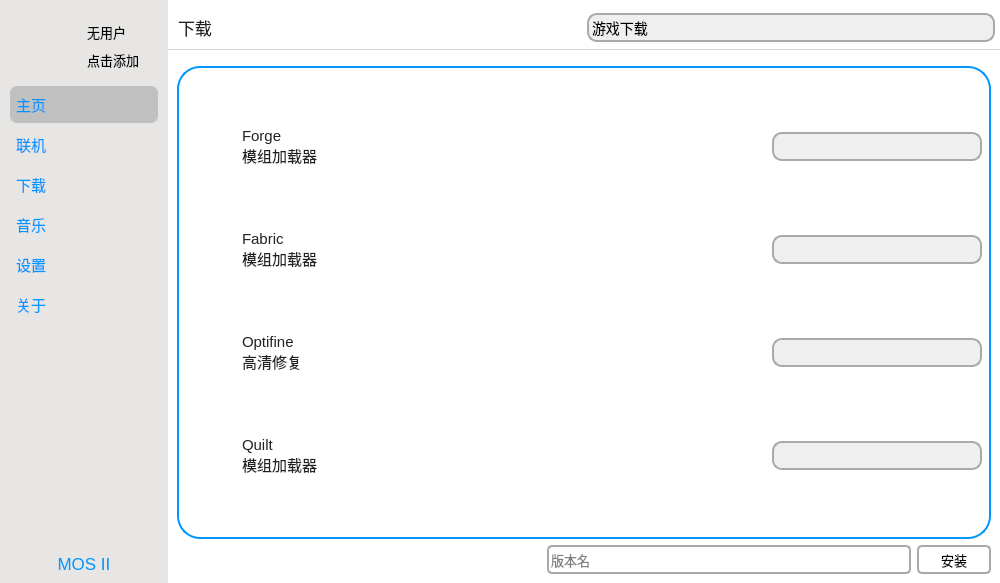
Qt form UI/UI/MOS_UI.ui (David-xian66/Minecraft-Optimal-Starter_2) before a commit.
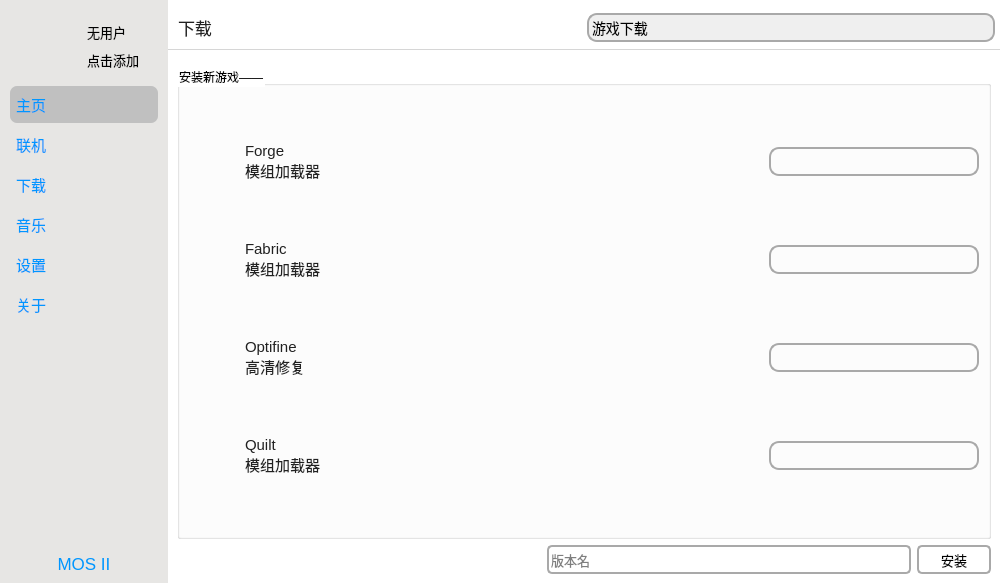
The same form after that commit. The open tabs and pages were chosen to show the change. Icons and pictures are not drawn.

Commit message: 完善+改bug+正在写游戏下载

Patch:
```diff
--- a/UI/UI/MOS_UI.ui
+++ b/UI/UI/MOS_UI.ui
@@ -2449,7 +2449,7 @@
                     <x>0</x>
                     <y>0</y>
                     <width>808</width>
-                    <height>414</height>
+                    <height>380</height>
                    </rect>
                   </property>
                   <attribute name="label">
@@ -2473,8 +2473,8 @@
                    <rect>
                     <x>0</x>
                     <y>0</y>
-                    <width>100</width>
-                    <height>57</height>
+                    <width>808</width>
+                    <height>380</height>
                    </rect>
                   </property>
                   <attribute name="label">
@@ -2493,6 +2493,23 @@
                    </item>
                   </layout>
                  </widget>
+                 <widget class="QWidget" name="page_27">
+                  <attribute name="label">
+                   <string>远古版</string>
+                  </attribute>
+                  <layout class="QHBoxLayout" name="horizontalLayout_5">
+                   <item>
+                    <widget class="QListWidget" name="listWidget_9">
+                     <property name="iconSize">
+                      <size>
+                       <width>45</width>
+                       <height>45</height>
+                      </size>
+                     </property>
+                    </widget>
+                   </item>
+                  </layout>
+                 </widget>
                 </widget>
                </item>
               </layout>
@@ -2506,79 +2523,86 @@
 #pushButton_2{height:25px;border-radius: 5px;width:70px;border:2px solid rgb(169, 169, 169);}</string>
            </property>
            <layout class="QGridLayout" name="gridLayout_26">
+            <item row="1" column="2">
+             <widget class="QPushButton" name="pushButton_2">
+              <property name="styleSheet">
+               <string notr="true">font-size: 13px;</string>
+              </property>
+              <property name="text">
+               <string>安装</string>
+              </property>
+             </widget>
+            </item>
+            <item row="1" column="0">
+             <spacer name="horizontalSpacer_16">
+              <property name="orientation">
+               <enum>Qt::Horizontal</enum>
+              </property>
+              <property name="sizeHint" stdset="0">
+               <size>
+                <width>40</width>
+                <height>20</height>
+               </size>
+              </property>
+             </spacer>
+            </item>
+            <item row="1" column="1">
+             <widget class="QLineEdit" name="lineEdit">
+              <property name="styleSheet">
+               <string notr="true">font-size: 13px;</string>
+              </property>
+              <property name="inputMask">
+               <string/>
+              </property>
+              <property name="text">
+               <string/>
+              </property>
+              <property name="alignment">
+               <set>Qt::AlignLeading|Qt::AlignLeft|Qt::AlignVCenter</set>
+              </property>
+              <property name="placeholderText">
+               <string>版本名</string>
+              </property>
+             </widget>
+            </item>
             <item row="0" column="0" colspan="3">
-             <widget class="QWidget" name="widget_2" native="true">
+             <widget class="QGroupBox" name="groupBox_2">
+              <property name="title">
+               <string>安装新游戏——</string>
+              </property>
+              <layout class="QGridLayout" name="gridLayout_13">
+               <item row="0" column="0">
+                <widget class="QPushButton" name="pushButton_5">
               <property name="styleSheet">
-               <string notr="true">QWidget{border-radius: 23px;border:2px solid rgb(0, 150, 255);}
-QLabel{border-style:none;}
-QComboBox {
-    border: 2px solid rgb(169, 169, 169); /* border: 宽度 线类型 颜色 */
-    height:25px;
-    /*background-color: rgba(0, 150, 255, 150);*/
-    background-color: rgba(214, 214, 214,100);
-    border-radius:10px;
-}
-
-/*下拉框的样式*/
-QComboBox QAbstractItemView
-{
-    outline: 0px solid gray;  /*取消选中虚线*/
-    border: 1px solid rgb(31, 156, 255);
-    color: rgb(66, 66, 66);
-    background-color: rgb(255, 255, 255);
-    selection-background-color: rgb(0, 150, 255);
-    border-radius:5px;
-    height:35px;
-    border:None;
-}
-/*选中每一项的字体颜色和背景颜色*/
-QComboBox::item:selected 
-{
-    color: rgb(255, 255, 255);
-    background-color: rgb(0, 150, 255);
-    border-radius:5px;
-}
-/*右边*/
-QComboBox::drop-down{border: 2px solid rgba(0, 150, 255,0);}
-QComboBox::down-arrow
-{
-    image: url(:/img/back_blue_down.png);
-    width: 25px;
-    height: 35px;
-    right:6px;
-    border-left: 2px solid rgb(192, 192, 192);
-    border-right: 1px solid rgba(214, 214, 214,0);
-}
-QComboBox::down-arrow:on
-{
-    image: url(:/img/back_blue_up.png);
-    width: 25px;
-    height: 35px;
-    right:6px;
-    border-left: 2px solid rgb(192, 192, 192);
-    border-right: 1px solid rgba(214, 214, 214,0);
-}
-/*QComboBox::down-arrow::hover{}*
-
-/* QComboBox中的垂直滚动条 */
-QComboBox QAbstractScrollArea QScrollBar:vertical {
-    width: 10px;
-    height: 8px;
-    background-color: rgb(255, 64, 255);   /* 空白区域的背景色*/
-    border-style:none;
-}
-
-QComboBox QAbstractScrollArea QScrollBar::handle:vertical {
-    border-radius: 5px;   /* 圆角 */
-    background: rgb(160,160,160);   /* 小方块的背景色深灰lightblue */
-}
-
-QComboBox QAbstractScrollArea QScrollBar::handle:vertical:hover {
-    background: rgb(255, 255, 255);   /* 越过小方块的背景色*/
-}</string>
-              </property>
-              <layout class="QGridLayout" name="gridLayout_25">
-               <item row="0" column="2" colspan="2">
+                  <string notr="true">border-style:none;width:50px;height:50px;border-radius: 23px;background-color: rgba(235, 235, 235, 0);</string>
+                 </property>
+                 <property name="text">
+                  <string/>
+                 </property>
+                 <property name="icon">
+                  <iconset>
+                   <normaloff>../../picture/forge.png</normaloff>../../picture/forge.png</iconset>
+                 </property>
+                 <property name="iconSize">
+                  <size>
+                   <width>50</width>
+                   <height>50</height>
+                  </size>
+                 </property>
+                </widget>
+               </item>
+               <item row="0" column="1">
+                <widget class="QLabel" name="label_11">
+                 <property name="styleSheet">
+                  <string notr="true">font-size: 15px;</string>
+                 </property>
+                 <property name="text">
+                  <string>Forge
+模组加载器</string>
+                 </property>
+                </widget>
+               </item>
+               <item row="0" column="2">
                 <spacer name="horizontalSpacer_15">
                  <property name="orientation">
                   <enum>Qt::Horizontal</enum>
@@ -2594,8 +2618,34 @@
                  </property>
                 </spacer>
                </item>
-               <item row="3" column="0">
-                <widget class="QPushButton" name="pushButton_8">
+               <item row="0" column="3">
+                <widget class="QLabel" name="label_52">
+                 <property name="styleSheet">
+                  <string notr="true">border-style:none;width:50px;height:50px;border-radius: 23px;background-color: rgba(235, 235, 235, 0);</string>
+                 </property>
+                 <property name="text">
+                  <string/>
+                 </property>
+                 <property name="pixmap">
+                  <pixmap>../../picture/loading.gif</pixmap>
+                 </property>
+                </widget>
+               </item>
+               <item row="0" column="4">
+                <widget class="QComboBox" name="comboBox_3">
+                 <property name="minimumSize">
+                  <size>
+                   <width>210</width>
+                   <height>25</height>
+                  </size>
+                 </property>
+                 <property name="styleSheet">
+                  <string notr="true">font-size: 13px;</string>
+                 </property>
+                </widget>
+               </item>
+               <item row="1" column="0">
+                <widget class="QPushButton" name="pushButton_6">
                  <property name="styleSheet">
                   <string notr="true">border-style:none;width:50px;height:50px;border-radius: 23px;background-color: rgba(235, 235, 235, 0);</string>
                  </property>
@@ -2604,7 +2654,7 @@
                  </property>
                  <property name="icon">
                   <iconset>
-                   <normaloff>../../picture/quilt.png</normaloff>../../picture/quilt.png</iconset>
+                   <normaloff>../../picture/fabric.png</normaloff>../../picture/fabric.png</iconset>
                  </property>
                  <property name="iconSize">
                   <size>
@@ -2614,33 +2664,18 @@
                  </property>
                 </widget>
                </item>
-               <item row="2" column="2" colspan="2">
-                <spacer name="horizontalSpacer_13">
-                 <property name="orientation">
-                  <enum>Qt::Horizontal</enum>
-                 </property>
-                 <property name="sizeHint" stdset="0">
-                  <size>
-                   <width>40</width>
-                   <height>20</height>
-                  </size>
-                 </property>
-                </spacer>
-               </item>
-               <item row="2" column="5">
-                <widget class="QComboBox" name="comboBox_5">
-                 <property name="minimumSize">
-                  <size>
-                   <width>120</width>
-                   <height>25</height>
-                  </size>
-                 </property>
+               <item row="1" column="1">
+                <widget class="QLabel" name="label_19">
                  <property name="styleSheet">
-                  <string notr="true">font-size: 13px;</string>
+                  <string notr="true">font-size: 15px;</string>
+                 </property>
+                 <property name="text">
+                  <string>Fabric
+模组加载器</string>
                  </property>
                 </widget>
                </item>
-               <item row="1" column="2" colspan="2">
+               <item row="1" column="2">
                 <spacer name="horizontalSpacer_14">
                  <property name="orientation">
                   <enum>Qt::Horizontal</enum>
@@ -2653,14 +2688,49 @@
                  </property>
                 </spacer>
                </item>
-               <item row="3" column="1">
-                <widget class="QLabel" name="label_21">
+               <item row="1" column="3">
+                <widget class="QLabel" name="label_53">
                  <property name="styleSheet">
-                  <string notr="true">font-size: 15px;</string>
+                  <string notr="true">border-style:none;width:50px;height:50px;border-radius: 23px;background-color: rgba(235, 235, 235, 0);</string>
                  </property>
                  <property name="text">
-                  <string>Quilt
-模组加载器</string>
+                  <string/>
+                 </property>
+                 <property name="pixmap">
+                  <pixmap>../../picture/loading.gif</pixmap>
+                 </property>
+                </widget>
+               </item>
+               <item row="1" column="4">
+                <widget class="QComboBox" name="comboBox_4">
+                 <property name="minimumSize">
+                  <size>
+                   <width>120</width>
+                   <height>25</height>
+                  </size>
+                 </property>
+                 <property name="styleSheet">
+                  <string notr="true">font-size: 13px;</string>
+                 </property>
+                </widget>
+               </item>
+               <item row="2" column="0">
+                <widget class="QPushButton" name="pushButton_7">
+                 <property name="styleSheet">
+                  <string notr="true">border-style:none;width:50px;height:50px;border-radius: 23px;background-color: rgba(235, 235, 235, 0);</string>
+                 </property>
+                 <property name="text">
+                  <string/>
+                 </property>
+                 <property name="icon">
+                  <iconset>
+                   <normaloff>../../picture/optifine.png</normaloff>../../picture/optifine.png</iconset>
+                 </property>
+                 <property name="iconSize">
+                  <size>
+                   <width>50</width>
+                   <height>50</height>
+                  </size>
                  </property>
                 </widget>
                </item>
@@ -2675,119 +2745,34 @@
                  </property>
                 </widget>
                </item>
-               <item row="1" column="4">
-                <widget class="QPushButton" name="pushButton_13">
+               <item row="2" column="2">
+                <spacer name="horizontalSpacer_13">
+                 <property name="orientation">
+                  <enum>Qt::Horizontal</enum>
+                 </property>
+                 <property name="sizeHint" stdset="0">
+                  <size>
+                   <width>40</width>
+                   <height>20</height>
+                  </size>
+                 </property>
+                </spacer>
+               </item>
+               <item row="2" column="3">
+                <widget class="QLabel" name="label_54">
                  <property name="styleSheet">
                   <string notr="true">border-style:none;width:50px;height:50px;border-radius: 23px;background-color: rgba(235, 235, 235, 0);</string>
                  </property>
                  <property name="text">
                   <string/>
                  </property>
-                 <property name="icon">
-                  <iconset>
-                   <normaloff>../../picture/loading.gif</normaloff>../../picture/loading.gif</iconset>
-                 </property>
-                 <property name="iconSize">
-                  <size>
-                   <width>40</width>
-                   <height>40</height>
-                  </size>
+                 <property name="pixmap">
+                  <pixmap>../../picture/loading.gif</pixmap>
                  </property>
                 </widget>
                </item>
                <item row="2" column="4">
-                <widget class="QPushButton" name="pushButton_14">
-                 <property name="styleSheet">
-                  <string notr="true">border-style:none;width:50px;height:50px;border-radius: 23px;background-color: rgba(235, 235, 235, 0);</string>
-                 </property>
-                 <property name="text">
-                  <string/>
-                 </property>
-                 <property name="icon">
-                  <iconset>
-                   <normaloff>../../picture/loading.gif</normaloff>../../picture/loading.gif</iconset>
-                 </property>
-                 <property name="iconSize">
-                  <size>
-                   <width>40</width>
-                   <height>40</height>
-                  </size>
-                 </property>
-                </widget>
-               </item>
-               <item row="0" column="0">
-                <widget class="QPushButton" name="pushButton_5">
-                 <property name="styleSheet">
-                  <string notr="true">border-style:none;width:50px;height:50px;border-radius: 23px;background-color: rgba(235, 235, 235, 0);</string>
-                 </property>
-                 <property name="text">
-                  <string/>
-                 </property>
-                 <property name="icon">
-                  <iconset>
-                   <normaloff>../../picture/forge.png</normaloff>../../picture/forge.png</iconset>
-                 </property>
-                 <property name="iconSize">
-                  <size>
-                   <width>50</width>
-                   <height>50</height>
-                  </size>
-                 </property>
-                </widget>
-               </item>
-               <item row="0" column="1">
-                <widget class="QLabel" name="label_11">
-                 <property name="styleSheet">
-                  <string notr="true">font-size: 15px;</string>
-                 </property>
-                 <property name="text">
-                  <string>Forge
-模组加载器</string>
-                 </property>
-                </widget>
-               </item>
-               <item row="2" column="0">
-                <widget class="QPushButton" name="pushButton_7">
-                 <property name="styleSheet">
-                  <string notr="true">border-style:none;width:50px;height:50px;border-radius: 23px;background-color: rgba(235, 235, 235, 0);</string>
-                 </property>
-                 <property name="text">
-                  <string/>
-                 </property>
-                 <property name="icon">
-                  <iconset>
-                   <normaloff>../../picture/optifine.png</normaloff>../../picture/optifine.png</iconset>
-                 </property>
-                 <property name="iconSize">
-                  <size>
-                   <width>50</width>
-                   <height>50</height>
-                  </size>
-                 </property>
-                </widget>
-               </item>
-               <item row="3" column="4">
-                <widget class="QPushButton" name="pushButton_15">
-                 <property name="styleSheet">
-                  <string notr="true">border-style:none;width:50px;height:50px;border-radius: 23px;background-color: rgba(235, 235, 235, 0);</string>
-                 </property>
-                 <property name="text">
-                  <string/>
-                 </property>
-                 <property name="icon">
-                  <iconset>
-                   <normaloff>../../picture/loading.gif</normaloff>../../picture/loading.gif</iconset>
-                 </property>
-                 <property name="iconSize">
-                  <size>
-                   <width>40</width>
-                   <height>40</height>
-                  </size>
-                 </property>
-                </widget>
-               </item>
-               <item row="3" column="5">
-                <widget class="QComboBox" name="comboBox_6">
+                <widget class="QComboBox" name="comboBox_5">
                  <property name="minimumSize">
                   <size>
                    <width>120</width>
@@ -2799,33 +2784,9 @@
                  </property>
                 </widget>
                </item>
-               <item row="1" column="1">
-                <widget class="QLabel" name="label_19">
+               <item row="3" column="0">
+                <widget class="QPushButton" name="pushButton_8">
                  <property name="styleSheet">
-                  <string notr="true">font-size: 15px;</string>
-                 </property>
-                 <property name="text">
-                  <string>Fabric
-模组加载器</string>
-                 </property>
-                </widget>
-               </item>
-               <item row="0" column="5">
-                <widget class="QComboBox" name="comboBox_3">
-                 <property name="minimumSize">
-                  <size>
-                   <width>210</width>
-                   <height>25</height>
-                  </size>
-                 </property>
-                 <property name="styleSheet">
-                  <string notr="true">font-size: 13px;</string>
-                 </property>
-                </widget>
-               </item>
-               <item row="1" column="0">
-                <widget class="QPushButton" name="pushButton_6">
-                 <property name="styleSheet">
                   <string notr="true">border-style:none;width:50px;height:50px;border-radius: 23px;background-color: rgba(235, 235, 235, 0);</string>
                  </property>
                  <property name="text">
@@ -2833,7 +2794,7 @@
                  </property>
                  <property name="icon">
                   <iconset>
-                   <normaloff>../../picture/fabric.png</normaloff>../../picture/fabric.png</iconset>
+                   <normaloff>../../picture/quilt.png</normaloff>../../picture/quilt.png</iconset>
                  </property>
                  <property name="iconSize">
                   <size>
@@ -2843,36 +2804,14 @@
                  </property>
                 </widget>
                </item>
-               <item row="0" column="4">
-                <widget class="QPushButton" name="pushButton_12">
+               <item row="3" column="1">
+                <widget class="QLabel" name="label_21">
                  <property name="styleSheet">
-                  <string notr="true">border-style:none;width:50px;height:50px;border-radius: 23px;background-color: rgba(235, 235, 235, 0);</string>
+                  <string notr="true">font-size: 15px;</string>
                  </property>
                  <property name="text">
-                  <string/>
-                 </property>
-                 <property name="icon">
-                  <iconset>
-                   <normaloff>../../picture/loading.gif</normaloff>../../picture/loading.gif</iconset>
-                 </property>
-                 <property name="iconSize">
-                  <size>
-                   <width>40</width>
-                   <height>40</height>
-                  </size>
-                 </property>
-                </widget>
-               </item>
-               <item row="1" column="5">
-                <widget class="QComboBox" name="comboBox_4">
-                 <property name="minimumSize">
-                  <size>
-                   <width>120</width>
-                   <height>25</height>
-                  </size>
-                 </property>
-                 <property name="styleSheet">
-                  <string notr="true">font-size: 13px;</string>
+                  <string>Quilt
+模组加载器</string>
                  </property>
                 </widget>
                </item>
@@ -2889,49 +2828,33 @@
                  </property>
                 </spacer>
                </item>
-              </layout>
-             </widget>
-            </item>
-            <item row="1" column="0">
-             <spacer name="horizontalSpacer_16">
-              <property name="orientation">
-               <enum>Qt::Horizontal</enum>
-              </property>
-              <property name="sizeHint" stdset="0">
+               <item row="3" column="3">
+                <widget class="QLabel" name="label_55">
+                 <property name="styleSheet">
+                  <string notr="true">border-style:none;width:50px;height:50px;border-radius: 23px;background-color: rgba(235, 235, 235, 0);</string>
+                 </property>
+                 <property name="text">
+                  <string/>
+                 </property>
+                 <property name="pixmap">
+                  <pixmap>../../picture/loading.gif</pixmap>
+                 </property>
+                </widget>
+               </item>
+               <item row="3" column="4">
+                <widget class="QComboBox" name="comboBox_6">
+                 <property name="minimumSize">
                <size>
-                <width>40</width>
-                <height>20</height>
-               </size>
-              </property>
-             </spacer>
-            </item>
-            <item row="1" column="1">
-             <widget class="QLineEdit" name="lineEdit">
+                   <width>120</width>
+                   <height>25</height>
+                  </size>
+                 </property>
               <property name="styleSheet">
                <string notr="true">font-size: 13px;</string>
               </property>
-              <property name="inputMask">
-               <string/>
-              </property>
-              <property name="text">
-               <string/>
-              </property>
-              <property name="alignment">
-               <set>Qt::AlignLeading|Qt::AlignLeft|Qt::AlignVCenter</set>
-              </property>
-              <property name="placeholderText">
-               <string>版本名</string>
-              </property>
-             </widget>
-            </item>
-            <item row="1" column="2">
-             <widget class="QPushButton" name="pushButton_2">
-              <property name="styleSheet">
-               <string notr="true">font-size: 13px;</string>
-              </property>
-              <property name="text">
-               <string>安装</string>
-              </property>
+                </widget>
+               </item>
+              </layout>
              </widget>
             </item>
            </layout>
@@ -2953,8 +2876,8 @@
                 <rect>
                  <x>0</x>
                  <y>0</y>
-                 <width>76</width>
-                 <height>63</height>
+                 <width>808</width>
+                 <height>275</height>
                 </rect>
                </property>
                <property name="styleSheet">
@@ -4068,8 +3991,8 @@
                 <rect>
                  <x>0</x>
                  <y>0</y>
-                 <width>377</width>
-                 <height>1182</height>
+                 <width>832</width>
+                 <height>506</height>
                 </rect>
                </property>
                <property name="styleSheet">
```
Lines whose indentation alone changed are shown as unchanged. The commit also changes 3 other files.
